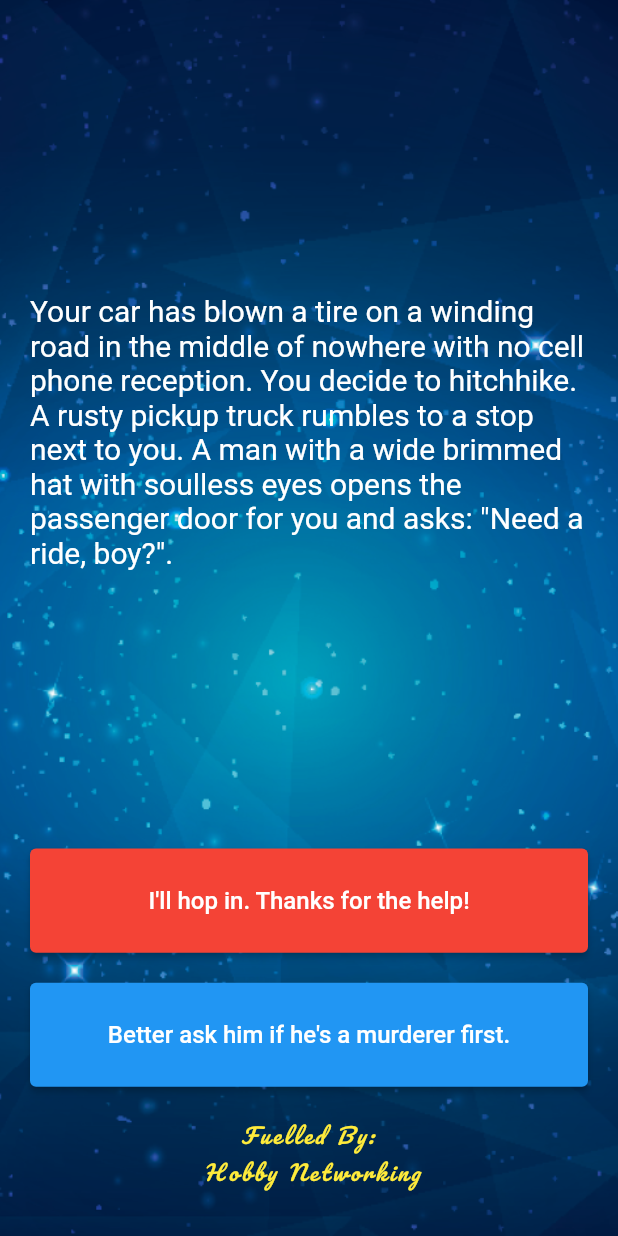
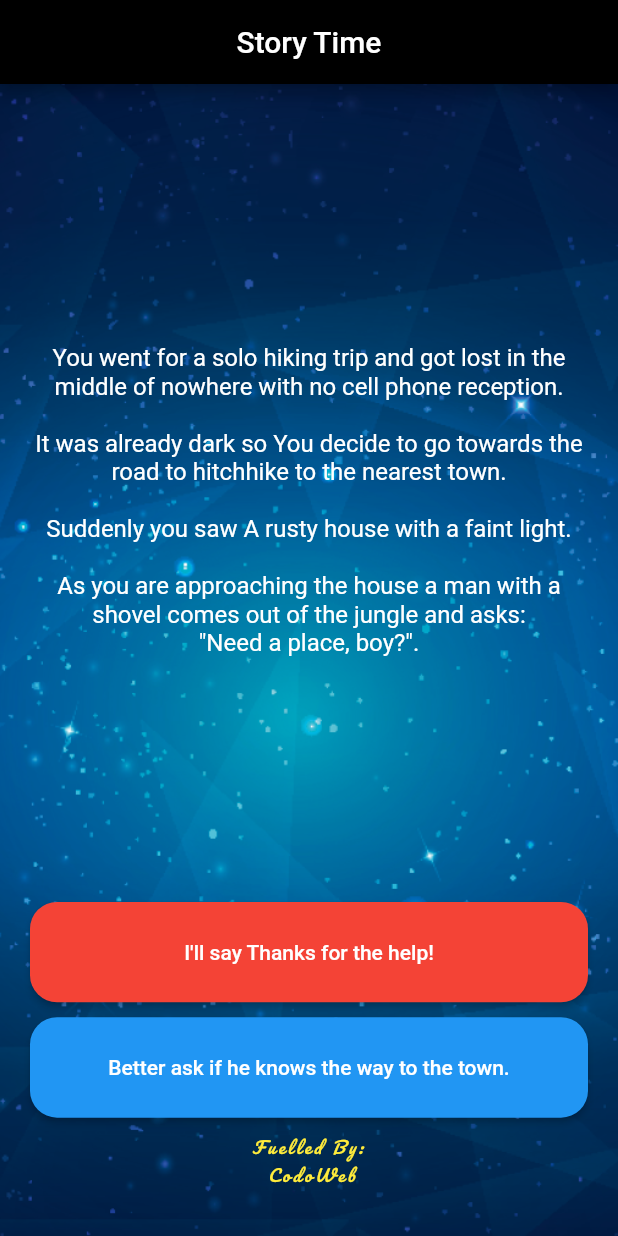
Before and after one commit to debasissil-python/ds_storygame_flutter, a Flutter app: the screen it shows after launch, on a phone screen of 412 x 824 dp. Run offline on Flutter 3.47's test engine with Material 2 defaults, Android fonts, the phone set to English and light mode, and no system bars.

Commit message:
Updated Commit 11082022

```diff
--- a/lib/main.dart
+++ b/lib/main.dart
@@ -8,6 +8,7 @@ void main() => runApp(StoryGame());
 class StoryGame extends StatelessWidget {
   Widget build(BuildContext context) {
     return MaterialApp(
+      debugShowCheckedModeBanner: false,
       theme: ThemeData.dark(),
       home: StoryPage(),
     );
@@ -26,13 +27,20 @@ class _StoryPageState extends State<StoryPage> {
   @override
   Widget build(BuildContext context) {
     return Scaffold(
+      appBar: AppBar(
+        backgroundColor: Colors.black,
+        centerTitle: true,
+        title: Text(
+          'Story Time',
+        ),
+      ),
       body: Container(
         //TODONE: Step 1 - Add background.png to this Container as a background image.
         decoration: BoxDecoration(
           image: DecorationImage(
               image: AssetImage("images/background.png"), fit: BoxFit.cover),
         ),
-        padding: EdgeInsets.fromLTRB(20, 10, 20, 10),
+        padding: EdgeInsets.fromLTRB(20, 10, 20, 2),
         constraints: BoxConstraints.expand(),
         child: SafeArea(
           child: Column(
@@ -44,10 +52,11 @@ class _StoryPageState extends State<StoryPage> {
                   child: Text(
                     //TODONE: Step 10 - use the storyBrain to get the first story title and display it in this Text Widget.
                     storyBrain.getStory(),
+                    textAlign: TextAlign.center,
                     // if (storyNumber < _storyData.length - 1) {
                     //    storyNumber++;
                     style: TextStyle(
-                      fontSize: 20.0,
+                      fontSize: 16.0,
                     ),
                   ),
                 ),
@@ -65,19 +74,24 @@ class _StoryPageState extends State<StoryPage> {
                   },
                   style: ButtonStyle(
                     backgroundColor: MaterialStateProperty.all(Colors.red),
+                    shape: MaterialStateProperty.all<RoundedRectangleBorder>(
+                      RoundedRectangleBorder(
+                        borderRadius: BorderRadius.circular(18.0),
+                      ),
+                    ),
                   ),
                   child: Text(
                     //TODONE: Step 13 - Use the storyBrain to get the text for choice 1.
                     storyBrain.getChoice1(),
                     textAlign: TextAlign.center,
                     style: TextStyle(
-                      fontSize: 16.0,
+                      fontSize: 14.0,
                     ),
                   ),
                 ),
               ),
               SizedBox(
-                height: 20.0,
+                height: 10.0,
               ),
               Expanded(
                 //flex: 1,
@@ -96,30 +110,35 @@ class _StoryPageState extends State<StoryPage> {
                     //color: Colors.blue,
                     style: ButtonStyle(
                       backgroundColor: MaterialStateProperty.all(Colors.blue),
+                      shape: MaterialStateProperty.all<RoundedRectangleBorder>(
+                        RoundedRectangleBorder(
+                          borderRadius: BorderRadius.circular(18.0),
+                        ),
+                      ),
                     ),
                     child: Text(
                       //TODONE: Step 14 - Use the storyBrain to get the text for choice 2.
                       storyBrain.getChoice2(),
                       textAlign: TextAlign.center,
                       style: TextStyle(
-                        fontSize: 16.0,
+                        fontSize: 14.0,
                       ),
                     ),
                   ),
                 ),
               ),
               SizedBox(
-                height: 20.0,
+                height: 10.0,
               ),
               Expanded(
                 child: Text(
-                  'Fuelled By: \n Hobby Networking',
+                  'Fuelled By: \n CodoWeb',
                   textAlign: TextAlign.center,
                   style: TextStyle(
                     color: Colors.yellow,
                     fontFamily: 'Pacifico',
                     fontStyle: FontStyle.italic,
-                    fontSize: 14,
+                    fontSize: 11,
                     letterSpacing: 2,
                     fontWeight: FontWeight.w300,
                   ),
--- a/lib/story_brain.dart
+++ b/lib/story_brain.dart
@@ -6,8 +6,6 @@
 
 //TODONE: Step 16 - Create a property called storyNumber which starts with a value of 0. This will be used to track which story the user is currently viewing.
 
-import 'package:flutter/material.dart';
-
 import 'story.dart';
 
 class StoryBrain {
@@ -15,30 +13,65 @@ class StoryBrain {
   int storyTitle = 0;
 
   List<Story> _storyData = [
+    //Story (
+    //   storyTitle = '';
+    //   choice1 = '';
+    //   choice2 = '';)
     Story(
-        'Your car has blown a tire on a winding road in the middle of nowhere with no cell phone reception. You decide to hitchhike. A rusty pickup truck rumbles to a stop next to you. A man with a wide brimmed hat with soulless eyes opens the passenger door for you and asks: "Need a ride, boy?".',
-        'I\'ll hop in. Thanks for the help!',
-        'Better ask him if he\'s a murderer first.'),
+        //_storyNumber = 0
+        'You went for a solo hiking trip and got lost in the middle of nowhere with no cell phone reception. \n\nIt was already dark so You decide to go towards the road to hitchhike to the nearest town. \n\nSuddenly you saw A rusty house with a faint light. \n\nAs you are approaching the house a man with a shovel comes out of the jungle and asks: \n"Need a place, boy?".',
+        'I\'ll say Thanks for the help!',
+        'Better ask if he knows the way to the town.'),
     Story(
-        'He nods slowly, unphased by the question.',
-        'At least he\'s honest. I\'ll climb in.',
-        'Wait, I know how to change a tire.'),
+        //_storyNumber = 1
+        'He nods slowly, unphased by the question and said - \n\n"Come on in, you will not be able to make it alive. \n\nThis jungle is full of wild animals".',
+        'No other option. I start following him.',
+        'Well, I will take that chance.'),
     Story(
-        'As you begin to drive, the stranger starts talking about his relationship with his mother. He gets angrier and angrier by the minute. He asks you to open the glovebox. Inside you find a bloody knife, two severed fingers, and a cassette tape of Elton John. He reaches for the glove box.',
-        'I love Elton John! Hand him the cassette tape.',
-        'It\'s him or me! You take the knife and stab him.'),
+        //_storyNumber = 2
+        'As you start following him, the stranger starts talking about his relationship with his wife. \n\nHe gets angrier and angrier by the minute. He asks you to open the door. \n\nInside you find a stinking smell, a huge knife placed on the table, and a music system playing Richard Marx. \n\nHe goes inside the house. \n\n"Are you coming or not ?" - He asked.',
+        'I love Richard Marx! I go in with a smile.',
+        "He'll kill me! Let me run for the jungle."),
     Story(
-        'What? Such a cop out! Did you know traffic accidents are the second leading cause of accidental death for most adult age groups?',
+        //_storyNumber = 3
+        'You bond with the person while crooning verses of "Right here waiting". \n\nHe invites you to dinner while sharing his life stories with you. \n\nBefore you go to bed he asks you if you want to go hunting.',
+        'Yes why not',
+        "I'm too tired to go"),
+    Story(
+        //_storyNumber = 4
+        'You took a sprint in the dark! \n\nAs you could not see anything you hit a rock and toppled over. \n\nYou covered your head to protect yourself from serious injuries, fell into a ditch and fainted. \n\nYou regained consciousness in the morning only to find the man you were running from',
+        'Apologize for my deed',
+        'Ask him how far is the nearest town'),
+    Story(
+        //_storyNumber = 5
+        'You have an uncanny feeling that in this hunting game you might be hunted. \n\nYou decide what to do',
+        'I will run towards the jungle',
+        'I am willing to take the chance to be with him'),
+    Story(
+        //_storyNumber = 6
+        'You acted as if you are too tired and went off to sleep. \n\nYou could hear him go out of the door in the night.\n\nYou slept over.\n\nWhen you woke up you found he is standing in front of you, grinning.',
+        'I apologized for not going',
+        'I thanked him for his help and left'),
+    Story(
+        //_storyNumber = 7
+        '"Don\'t worry my friend" - he said with an assuring smile. \n\nHe invited you to come over for a cup of hot coffee and he also told you the way to the town.',
+        'I accepted the offer',
+        'I thanked him and moved on'),
+    Story(
+        //_storyNumber = 8
+        'You went to the jungle with him and had a fantastic time. \n\nIn the morning he served you a cup of hot coffee, a grand breakfast and also told you the way to the town.',
         'Restart',
         ''),
     Story(
-        'As you smash through the guardrail and careen towards the jagged rocks below you reflect on the dubious wisdom of stabbing someone while they are driving a car you are in.',
+        //_storyNumber = 9
+        'He served you a cup of hot coffee, a grand breakfast and also helped you with a ride to the town.',
         'Restart',
         ''),
     Story(
-        'You bond with the murderer while crooning verses of "Can you feel the love tonight". He drops you off at the next town. Before you go he asks you if you know any good places to dump bodies. You reply: "Try the pier".',
+        //_storyNumber = 10
+        'He told you the way to the town.',
         'Restart',
-        '')
+        ''),
   ];
 
   //TODONE: Step 8 - Create a method called getStory() that returns the first storyTitle from _storyData.
@@ -68,12 +101,32 @@ class StoryBrain {
     } else if (choiceNumber == 1 && _storyNumber == 1) {
       _storyNumber = 2;
     } else if (choiceNumber == 2 && _storyNumber == 1) {
+      _storyNumber = 4;
+    } else if (choiceNumber == 1 && _storyNumber == 2) {
       _storyNumber = 3;
-    } else if (choiceNumber == 1 && _storyNumber == 2) {
-      _storyNumber = 5;
     } else if (choiceNumber == 2 && _storyNumber == 2) {
       _storyNumber = 4;
-    } else if (_storyNumber == 3 || _storyNumber == 4 || _storyNumber == 5) {
+    } else if (choiceNumber == 1 && _storyNumber == 3) {
+      _storyNumber = 5;
+    } else if (choiceNumber == 2 && _storyNumber == 3) {
+      _storyNumber = 6;
+    } else if (choiceNumber == 1 && _storyNumber == 4) {
+      _storyNumber = 7;
+    } else if (choiceNumber == 2 && _storyNumber == 4) {
+      _storyNumber = 7;
+    } else if (choiceNumber == 1 && _storyNumber == 5) {
+      _storyNumber = 4;
+    } else if (choiceNumber == 2 && _storyNumber == 5) {
+      _storyNumber = 8;
+    } else if (choiceNumber == 1 && _storyNumber == 6) {
+      _storyNumber = 7;
+    } else if (choiceNumber == 2 && _storyNumber == 6) {
+      _storyNumber = 9;
+    } else if (choiceNumber == 1 && _storyNumber == 7) {
+      _storyNumber = 9;
+    } else if (choiceNumber == 2 && _storyNumber == 7) {
+      _storyNumber = 10;
+    } else if (_storyNumber == 8 || _storyNumber == 9 || _storyNumber == 10) {
       restart();
     }
   }
@@ -84,7 +137,14 @@ class StoryBrain {
 
   bool buttonShouldBeVisible() {
     // if(_storyNumber < 3) {}
-    if (_storyNumber == 0 || _storyNumber == 1 || _storyNumber == 2) {
+    if (_storyNumber == 0 ||
+        _storyNumber == 1 ||
+        _storyNumber == 2 ||
+        _storyNumber == 3 ||
+        _storyNumber == 4 ||
+        _storyNumber == 5 ||
+        _storyNumber == 6 ||
+        _storyNumber == 7) {
       return true;
     } else {
       return false;
```
Also changed, not shown: pubspec.yaml (+10 -0 lines), images/1024.png (added), pubspec.lock, 25 other files.
